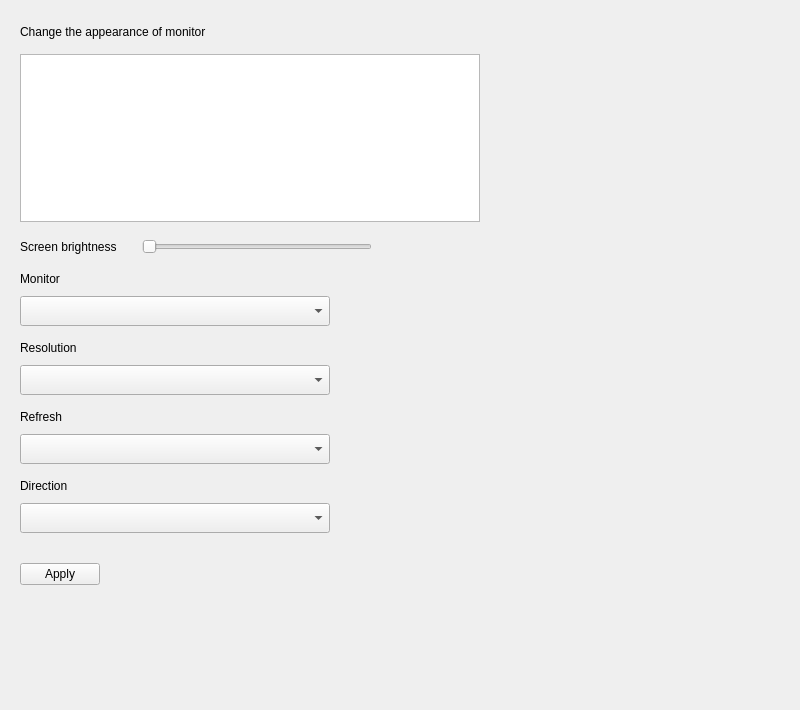
ukui/ukui-control-center, file plugins/system/display/display.ui: the form before one commit.
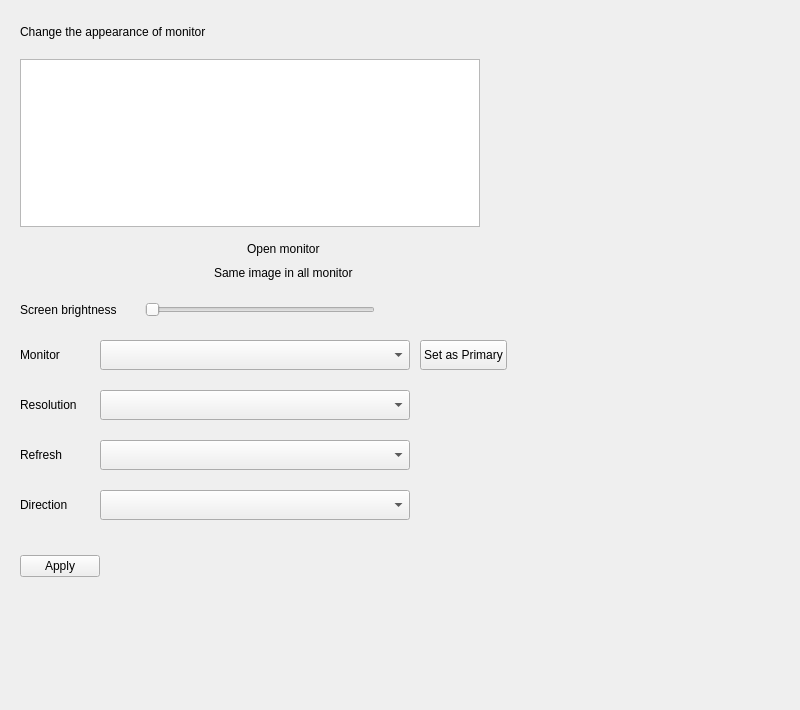
The form after the commit.

```diff
--- a/plugins/system/display/display.ui
+++ b/plugins/system/display/display.ui
@@ -12,14 +12,14 @@
   </property>
   <property name="minimumSize">
    <size>
-    <width>800</width>
-    <height>710</height>
+    <width>0</width>
+    <height>0</height>
    </size>
   </property>
   <property name="maximumSize">
    <size>
-    <width>800</width>
-    <height>710</height>
+    <width>16777215</width>
+    <height>16777215</height>
    </size>
   </property>
   <property name="windowTitle">
@@ -49,7 +49,7 @@
      <widget class="QWidget" name="Page1">
       <layout class="QHBoxLayout" name="horizontalLayout">
        <property name="spacing">
-        <number>20</number>
+        <number>0</number>
        </property>
        <property name="leftMargin">
         <number>20</number>
@@ -66,7 +66,7 @@
        <item>
         <layout class="QVBoxLayout" name="verticalLayout">
          <property name="spacing">
-          <number>10</number>
+          <number>15</number>
          </property>
          <item>
           <widget class="QLabel" name="titleLabel">
@@ -130,6 +130,67 @@
            </property>
           </widget>
          </item>
+         <item>
+          <widget class="QWidget" name="multipleWidget" native="true">
+           <layout class="QVBoxLayout" name="verticalLayout_3">
+            <property name="spacing">
+             <number>10</number>
+            </property>
+            <property name="leftMargin">
+             <number>0</number>
+            </property>
+            <property name="topMargin">
+             <number>0</number>
+            </property>
+            <property name="rightMargin">
+             <number>0</number>
+            </property>
+            <property name="bottomMargin">
+             <number>0</number>
+            </property>
+            <item>
+             <layout class="QHBoxLayout" name="enableHLayout">
+              <item>
+               <widget class="QLabel" name="label">
+                <property name="sizePolicy">
+                 <sizepolicy hsizetype="Fixed" vsizetype="Fixed">
+                  <horstretch>0</horstretch>
+                  <verstretch>0</verstretch>
+                 </sizepolicy>
+                </property>
+                <property name="text">
+                 <string>Open monitor</string>
+                </property>
+                <property name="scaledContents">
+                 <bool>true</bool>
+                </property>
+               </widget>
+              </item>
+             </layout>
+            </item>
+            <item>
+             <layout class="QHBoxLayout" name="mirrorHLayout">
+              <item>
+               <widget class="QLabel" name="label_7">
+                <property name="sizePolicy">
+                 <sizepolicy hsizetype="Fixed" vsizetype="Fixed">
+                  <horstretch>0</horstretch>
+                  <verstretch>0</verstretch>
+                 </sizepolicy>
+                </property>
+                <property name="text">
+                 <string>Same image in all monitor</string>
+                </property>
+                <property name="scaledContents">
+                 <bool>true</bool>
+                </property>
+               </widget>
+              </item>
+             </layout>
+            </item>
+           </layout>
+          </widget>
+         </item>
          <item>
           <spacer name="verticalSpacer_2">
            <property name="orientation">
@@ -147,7 +208,37 @@
           </spacer>
          </item>
          <item>
-          <layout class="QHBoxLayout" name="horizontalLayout_5">
+          <widget class="QWidget" name="brightnessWidget" native="true">
+           <property name="minimumSize">
+            <size>
+             <width>0</width>
+             <height>0</height>
+            </size>
+           </property>
+           <property name="maximumSize">
+            <size>
+             <width>16777215</width>
+             <height>16777215</height>
+            </size>
+           </property>
+           <layout class="QHBoxLayout" name="horizontalLayout_9">
+            <property name="spacing">
+             <number>0</number>
+            </property>
+            <property name="leftMargin">
+             <number>0</number>
+            </property>
+            <property name="topMargin">
+             <number>0</number>
+            </property>
+            <property name="rightMargin">
+             <number>0</number>
+            </property>
+            <property name="bottomMargin">
+             <number>0</number>
+            </property>
+            <item>
+             <layout class="QHBoxLayout" name="horizontalLayout_8">
            <property name="spacing">
             <number>25</number>
            </property>
@@ -159,6 +250,18 @@
                <verstretch>0</verstretch>
               </sizepolicy>
              </property>
+                <property name="minimumSize">
+                 <size>
+                  <width>100</width>
+                  <height>0</height>
+                 </size>
+                </property>
+                <property name="maximumSize">
+                 <size>
+                  <width>100</width>
+                  <height>16777215</height>
+                 </size>
+                </property>
              <property name="text">
               <string>Screen brightness</string>
              </property>
@@ -238,6 +341,9 @@
            </item>
           </layout>
          </item>
+           </layout>
+          </widget>
+         </item>
          <item>
           <spacer name="verticalSpacer_9">
            <property name="orientation">
@@ -255,6 +361,11 @@
           </spacer>
          </item>
          <item>
+          <layout class="QHBoxLayout" name="horizontalLayout_4">
+           <property name="spacing">
+            <number>10</number>
+           </property>
+           <item>
           <widget class="QLabel" name="label_2">
            <property name="sizePolicy">
             <sizepolicy hsizetype="Fixed" vsizetype="Fixed">
@@ -264,10 +375,16 @@
            </property>
            <property name="minimumSize">
             <size>
-             <width>0</width>
+               <width>70</width>
              <height>0</height>
             </size>
            </property>
+             <property name="maximumSize">
+              <size>
+               <width>70</width>
+               <height>16777215</height>
+              </size>
+             </property>
            <property name="text">
             <string>Monitor</string>
            </property>
@@ -293,6 +410,40 @@
           </widget>
          </item>
          <item>
+            <widget class="QPushButton" name="primaryBtn">
+             <property name="minimumSize">
+              <size>
+               <width>0</width>
+               <height>30</height>
+              </size>
+             </property>
+             <property name="maximumSize">
+              <size>
+               <width>16777215</width>
+               <height>30</height>
+              </size>
+             </property>
+             <property name="text">
+              <string>Set as Primary</string>
+             </property>
+            </widget>
+           </item>
+           <item>
+            <spacer name="horizontalSpacer_4">
+             <property name="orientation">
+              <enum>Qt::Horizontal</enum>
+             </property>
+             <property name="sizeHint" stdset="0">
+              <size>
+               <width>40</width>
+               <height>20</height>
+              </size>
+             </property>
+            </spacer>
+           </item>
+          </layout>
+         </item>
+         <item>
           <spacer name="verticalSpacer_3">
            <property name="orientation">
             <enum>Qt::Vertical</enum>
@@ -309,6 +460,11 @@
           </spacer>
          </item>
          <item>
+          <layout class="QHBoxLayout" name="horizontalLayout_5">
+           <property name="spacing">
+            <number>10</number>
+           </property>
+           <item>
           <widget class="QLabel" name="label_3">
            <property name="sizePolicy">
             <sizepolicy hsizetype="Fixed" vsizetype="Fixed">
@@ -318,10 +474,16 @@
            </property>
            <property name="minimumSize">
             <size>
-             <width>0</width>
+               <width>70</width>
              <height>0</height>
             </size>
            </property>
+             <property name="maximumSize">
+              <size>
+               <width>70</width>
+               <height>16777215</height>
+              </size>
+             </property>
            <property name="text">
             <string>Resolution</string>
            </property>
@@ -347,6 +509,21 @@
           </widget>
          </item>
          <item>
+            <spacer name="horizontalSpacer_5">
+             <property name="orientation">
+              <enum>Qt::Horizontal</enum>
+             </property>
+             <property name="sizeHint" stdset="0">
+              <size>
+               <width>40</width>
+               <height>20</height>
+              </size>
+             </property>
+            </spacer>
+           </item>
+          </layout>
+         </item>
+         <item>
           <spacer name="verticalSpacer_4">
            <property name="orientation">
             <enum>Qt::Vertical</enum>
@@ -363,6 +540,11 @@
           </spacer>
          </item>
          <item>
+          <layout class="QHBoxLayout" name="horizontalLayout_6">
+           <property name="spacing">
+            <number>10</number>
+           </property>
+           <item>
           <widget class="QLabel" name="label_4">
            <property name="sizePolicy">
             <sizepolicy hsizetype="Fixed" vsizetype="Fixed">
@@ -372,10 +554,16 @@
            </property>
            <property name="minimumSize">
             <size>
-             <width>0</width>
+               <width>70</width>
              <height>0</height>
             </size>
            </property>
+             <property name="maximumSize">
+              <size>
+               <width>70</width>
+               <height>16777215</height>
+              </size>
+             </property>
            <property name="text">
             <string>Refresh</string>
            </property>
@@ -401,6 +589,21 @@
           </widget>
          </item>
          <item>
+            <spacer name="horizontalSpacer_6">
+             <property name="orientation">
+              <enum>Qt::Horizontal</enum>
+             </property>
+             <property name="sizeHint" stdset="0">
+              <size>
+               <width>40</width>
+               <height>20</height>
+              </size>
+             </property>
+            </spacer>
+           </item>
+          </layout>
+         </item>
+         <item>
           <spacer name="verticalSpacer_5">
            <property name="orientation">
             <enum>Qt::Vertical</enum>
@@ -417,6 +620,11 @@
           </spacer>
          </item>
          <item>
+          <layout class="QHBoxLayout" name="horizontalLayout_7">
+           <property name="spacing">
+            <number>10</number>
+           </property>
+           <item>
           <widget class="QLabel" name="label_5">
            <property name="sizePolicy">
             <sizepolicy hsizetype="Fixed" vsizetype="Fixed">
@@ -426,10 +634,16 @@
            </property>
            <property name="minimumSize">
             <size>
-             <width>0</width>
+               <width>70</width>
              <height>0</height>
             </size>
            </property>
+             <property name="maximumSize">
+              <size>
+               <width>70</width>
+               <height>16777215</height>
+              </size>
+             </property>
            <property name="text">
             <string>Direction</string>
            </property>
@@ -453,6 +667,21 @@
             </size>
            </property>
           </widget>
+           </item>
+           <item>
+            <spacer name="horizontalSpacer_7">
+             <property name="orientation">
+              <enum>Qt::Horizontal</enum>
+             </property>
+             <property name="sizeHint" stdset="0">
+              <size>
+               <width>40</width>
+               <height>20</height>
+              </size>
+             </property>
+            </spacer>
+           </item>
+          </layout>
          </item>
          <item>
           <spacer name="verticalSpacer_6">
```
Lines whose indentation alone changed are shown as unchanged.
